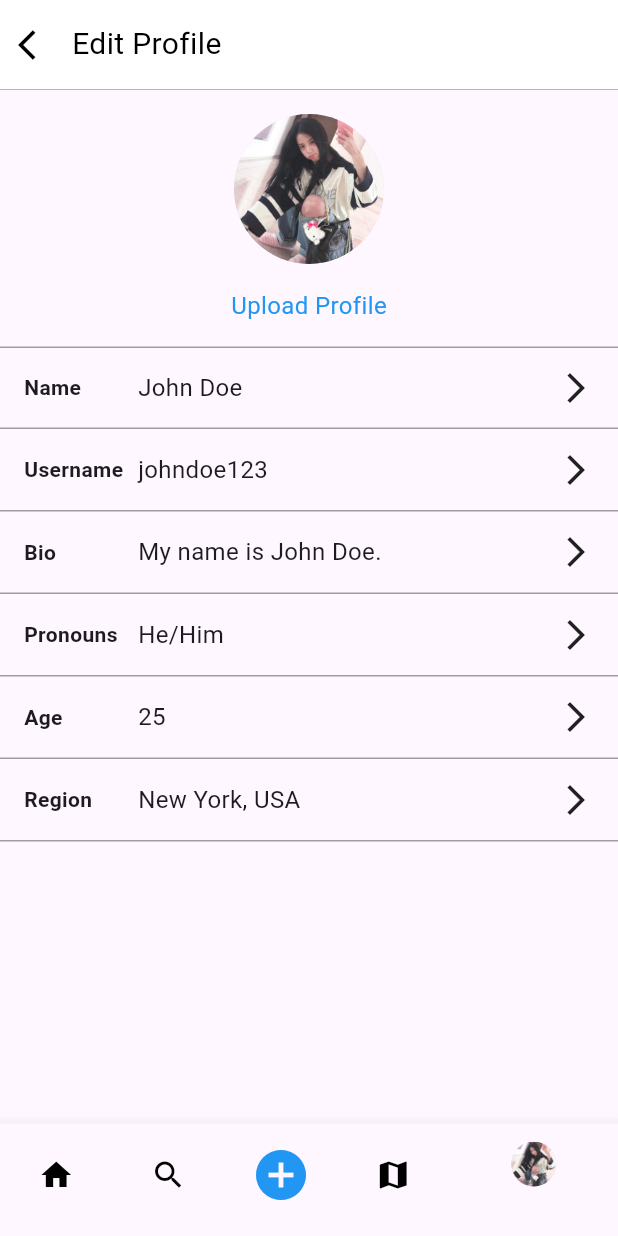
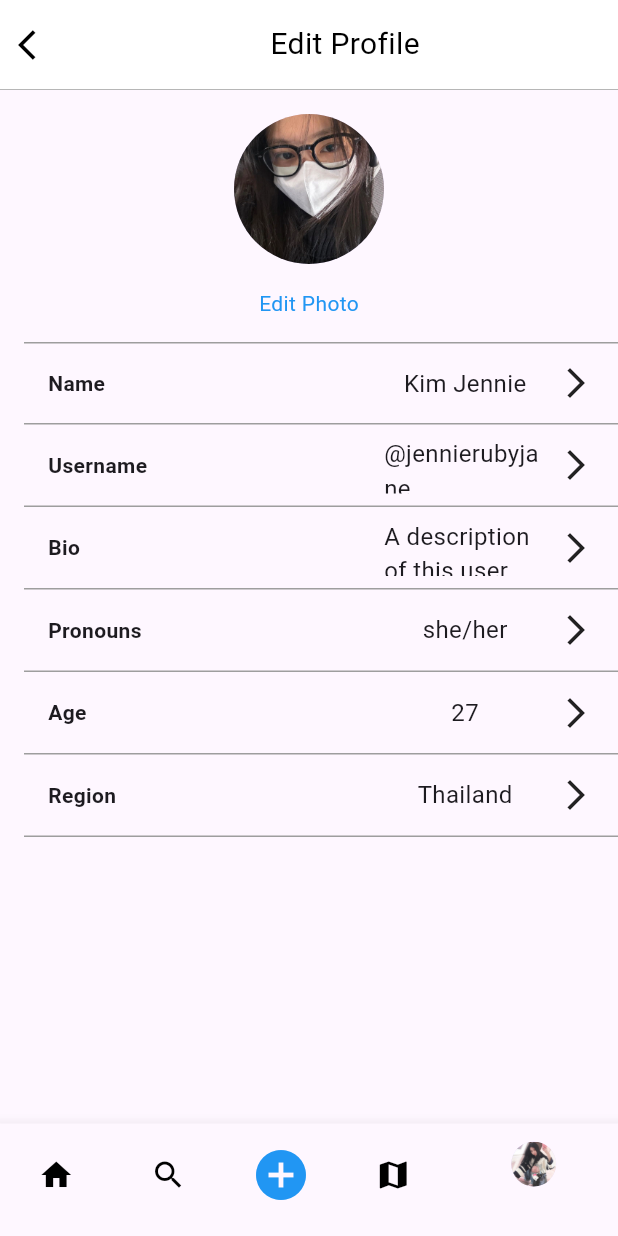
Before and after one commit to Chonthichaa1/Project, a Flutter app: the EditProfilePage screen opened by its route, on a phone screen of 412 x 824 dp. Run offline on Flutter 3.47's test engine with Material 3 defaults, Android fonts, the phone set to English and light mode, and no system bars; our stand-ins replace go_router, image_picker.

Commit message:
edit profile

```diff
--- a/lib/editprofile_page.dart
+++ b/lib/editprofile_page.dart
@@ -29,11 +29,15 @@ class CustomAppBar extends StatelessWidget implements PreferredSizeWidget {
                 ),
                 onPressed: () => context.go('/profile'),
               ),
-              Text(
+              Expanded(
+                child: Center(
+                  child: Text(
                     'Edit Profile',
                     style: TextStyle(
                       color: Colors.black,
                       fontSize: 20.0,
+                    ),
+                  ),
                 ),
               ),
             ],
@@ -64,31 +68,39 @@ class _EditProfilePageState extends State<EditProfilePage> {
   @override
   Widget build(BuildContext context) {
     return Scaffold(
-      appBar: CustomAppBar(), // ใช้ CustomAppBar แทน Appbar ทั่วไป
+      appBar: CustomAppBar(),
       body: Center(
         child: Column(
           crossAxisAlignment: CrossAxisAlignment.center,
           children: [
             SizedBox(height: 16),
             CircleAvatar(
-              backgroundImage: AssetImage('assets/jisoo.jpg'),
+              backgroundImage: AssetImage('assets/jennie.jpg'),
               radius: 50,
             ),
             SizedBox(height: 16),
             Text(
-              'Upload Profile',
+              'Edit Photo',
               style: TextStyle(
                 color: Colors.blue,
-                fontSize: 16,
+                fontSize: 14,
               ),
             ),
             SizedBox(height: 16),
-            buildProfileItem('Name', 'John Doe'),
-            buildProfileItem('Username', 'johndoe123'),
-            buildProfileItem('Bio', 'My name is John Doe.'),
-            buildProfileItem('Pronouns', 'He/Him'),
-            buildProfileItem('Age', '25'),
-            buildProfileItem('Region', 'New York, USA'),
+            Padding(
+              padding: const EdgeInsets.only(left: 16.0),
+              child: Column(
+                crossAxisAlignment: CrossAxisAlignment.start,
+                children: [
+                  buildProfileItem('Name', 'Kim Jennie'),
+                  buildProfileItem('Username', '@jennierubyjane'),
+                  buildProfileItem('Bio', 'A description of this user.'),
+                  buildProfileItem('Pronouns', 'she/her'),
+                  buildProfileItem('Age', '27'),
+                  buildProfileItem('Region', 'Thailand'),
+                ],
+              ),
+            ),
           ],
         ),
       ),
@@ -107,7 +119,7 @@ class _EditProfilePageState extends State<EditProfilePage> {
         border: Border(
           top: title == 'Name'
               ? BorderSide(color: Colors.grey)
-              : BorderSide.none, // เพิ่มเงื่อนไขสำหรับการแสดงเส้นขอบด้านบน
+              : BorderSide.none,
           bottom: BorderSide(color: Colors.grey),
         ),
       ),
@@ -124,11 +136,13 @@ class _EditProfilePageState extends State<EditProfilePage> {
           ),
           SizedBox(width: 8),
           Expanded(
-            flex: 8,
+            flex: 1,
+            child: Center(
               child: Text(
                 detail,
                 style: TextStyle(
                   fontSize: 16,
+                ),
               ),
             ),
           ),
--- a/lib/profile_page.dart
+++ b/lib/profile_page.dart
@@ -44,7 +44,7 @@ class _ProfilePageState extends State<ProfilePage> {
           mainAxisAlignment: MainAxisAlignment.start,
           children: [
             Text(
-              '@Username',
+              '@่jennierubyjane',
               style: TextStyle(color: Colors.black),
             )
           ],
@@ -70,7 +70,7 @@ class _ProfilePageState extends State<ProfilePage> {
               children: [
                 CircleAvatar(
                   radius: 75,
-                  backgroundImage: AssetImage('assets/jisoo.jpg'),
+                  backgroundImage: AssetImage('assets/jennie.jpg'),
                 ),
                 SizedBox(width: 20),
                 Column(
@@ -78,7 +78,7 @@ class _ProfilePageState extends State<ProfilePage> {
                   children: [
                     SizedBox(height: 40),
                     Text(
-                      '5k',
+                      '3',
                       style: TextStyle(fontSize: 20),
                     ),
                     Text(
@@ -93,7 +93,7 @@ class _ProfilePageState extends State<ProfilePage> {
                   children: [
                     SizedBox(height: 40),
                     Text(
-                      '50k',
+                      '83.7k',
                       style: TextStyle(fontSize: 20),
                     ),
                     Text(
```
Also changed, not shown: lib/home_page.dart (+14 -8 lines). Lines whose indentation alone changed are shown as unchanged.
